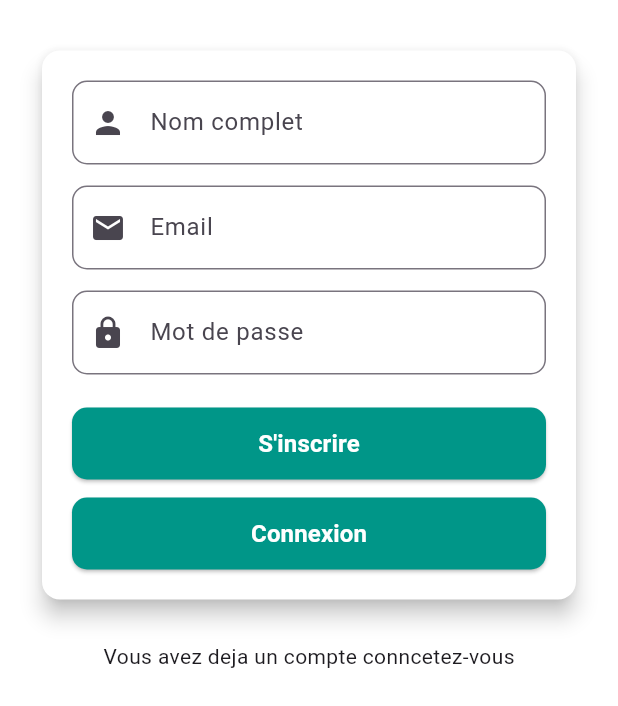
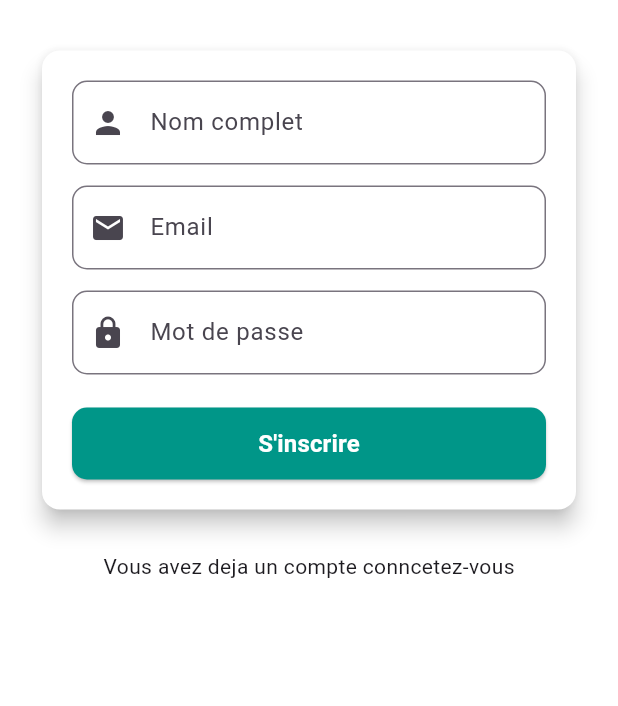
Before and after one commit to jnthnkabongo/Mon-portefeuille-, a Flutter app: the SignupPage screen opened directly, on a phone screen of 412 x 824 dp, the part 530-1236 px from its top. Run offline on Flutter 3.47's test engine with Material 3 defaults, Android fonts, the phone set to English and light mode, and no system bars; our stand-ins replace fl_chart, image_picker, local_auth, shared_preferences, sqflite; accounts and stored records are empty.

Commit message:
MAJ_version 1.0.3

```diff
--- a/portefeuille/lib/pages/signup.dart
+++ b/portefeuille/lib/pages/signup.dart
@@ -264,33 +264,6 @@ class _SignupPageState extends State<SignupPage> {
                                 ),
                         ),
                       ),
-                      SizedBox(height: 12),
-                      SizedBox(
-                        width: double.infinity,
-                        height: 48,
-
-                        child: ElevatedButton(
-                          style: ElevatedButton.styleFrom(
-                            backgroundColor: Colors.teal,
-                            shape: RoundedRectangleBorder(
-                              borderRadius: BorderRadius.circular(10),
-                            ),
-                          ),
-                          onPressed: isLoading ? null : login,
-                          child: isLoading
-                              ? const CircularProgressIndicator(
-                                  color: Colors.white,
-                                )
-                              : const Text(
-                                  "Connexion",
-                                  style: TextStyle(
-                                    fontSize: 16,
-                                    fontWeight: FontWeight.bold,
-                                    color: Colors.white,
-                                  ),
-                                ),
-                        ),
-                      ),
                     ],
                   ),
                 ),
```
Also changed, not shown: portefeuille/lib/pages/auth.dart (+0 -27 lines).
